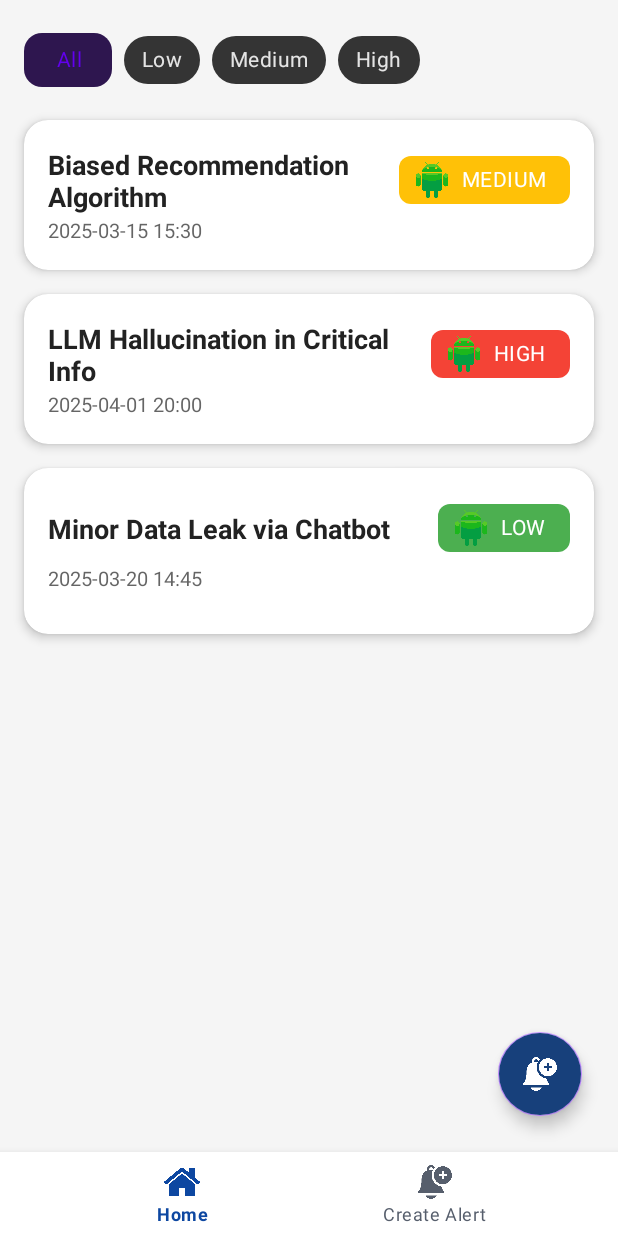
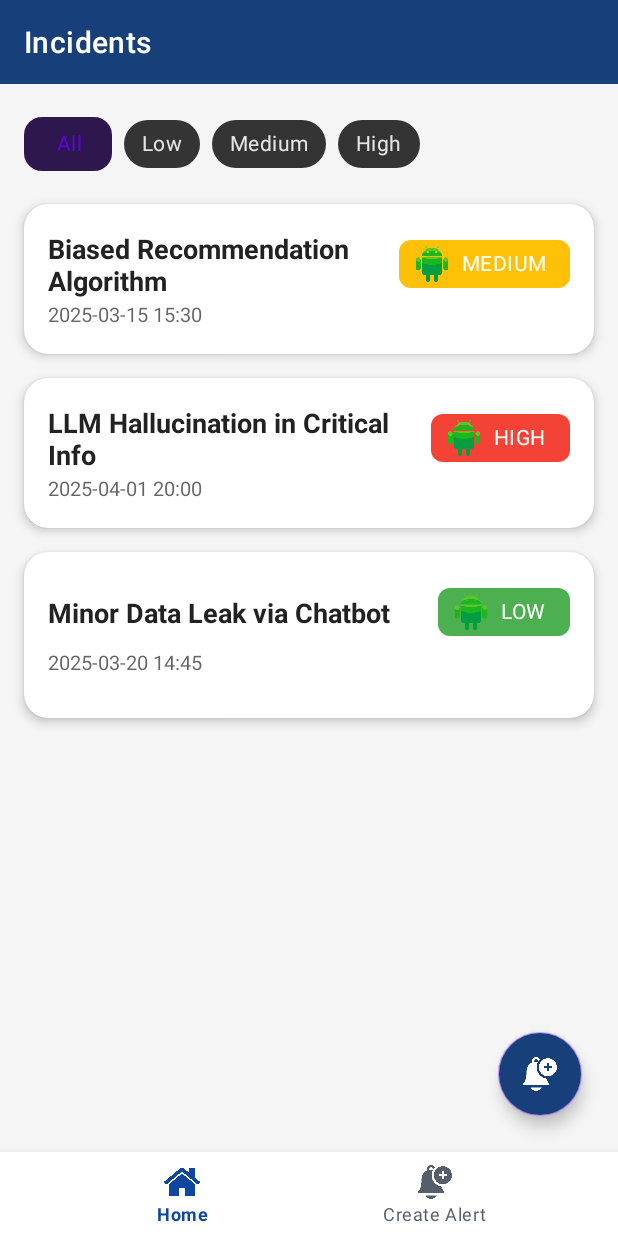
Before and after one commit to Amartyakaushik/AIWatchdog, an Android app: the screen it shows after launch (MainActivity), on a phone screen of 412 x 824 dp. Run offline under Robolectric (Android 15) with nearby library versions, the phone set to English and light mode, and no system bars; our stand-ins replace navigation-ui.

Commit message:
encountered the issue of toolbar visibility (replaced coordinate layout with constraint layout to avoid fragment layout overlapping).

```diff
--- a/app/src/main/res/layout/activity_main.xml
+++ b/app/src/main/res/layout/activity_main.xml
@@ -1,5 +1,5 @@
 <?xml version="1.0" encoding="utf-8"?>
-<androidx.coordinatorlayout.widget.CoordinatorLayout xmlns:android="http://schemas.android.com/apk/res/android"
+<androidx.constraintlayout.widget.ConstraintLayout xmlns:android="http://schemas.android.com/apk/res/android"
     xmlns:app="http://schemas.android.com/apk/res-auto"
     android:layout_width="match_parent"
     android:layout_height="match_parent"
@@ -7,29 +7,37 @@
 
     <androidx.appcompat.widget.Toolbar
         android:id="@+id/toolbar"
-        android:layout_width="match_parent"
+        android:layout_width="0dp"
         android:layout_height="?attr/actionBarSize"
         android:background="@color/primary"
         app:titleTextColor="@color/onPrimary"
-        app:popupTheme="@style/ThemeOverlay.AppCompat.Light" />
+        app:popupTheme="@style/ThemeOverlay.AppCompat.Light"
+        app:layout_constraintTop_toTopOf="parent"
+        app:layout_constraintStart_toStartOf="parent"
+        app:layout_constraintEnd_toEndOf="parent" />
 
     <androidx.fragment.app.FragmentContainerView
         android:id="@+id/fragmentContainer"
         android:name="androidx.navigation.fragment.NavHostFragment"
-        android:layout_width="match_parent"
-        android:layout_height="match_parent"
-        android:layout_marginBottom="56dp"
+        android:layout_width="0dp"
+        android:layout_height="0dp"
         app:navGraph="@navigation/nav_graph"
-        app:defaultNavHost="true" />
+        app:defaultNavHost="true"
+        app:layout_constraintTop_toBottomOf="@id/toolbar"
+        app:layout_constraintBottom_toTopOf="@id/bottomNavigation"
+        app:layout_constraintStart_toStartOf="parent"
+        app:layout_constraintEnd_toEndOf="parent" />
 
     <com.google.android.material.bottomnavigation.BottomNavigationView
         android:id="@+id/bottomNavigation"
-        android:layout_width="match_parent"
+        android:layout_width="0dp"
         android:layout_height="56dp"
-        android:layout_gravity="bottom"
         app:menu="@menu/bottom_nav_menu"
         android:background="@color/surface"
         app:itemIconTint="@color/nav_item_color"
-        app:itemTextColor="@color/nav_item_color" />
+        app:itemTextColor="@color/nav_item_color"
+        app:layout_constraintBottom_toBottomOf="parent"
+        app:layout_constraintStart_toStartOf="parent"
+        app:layout_constraintEnd_toEndOf="parent" />
 
-</androidx.coordinatorlayout.widget.CoordinatorLayout>
+</androidx.constraintlayout.widget.ConstraintLayout>
```
Also changed, not shown: app/src/main/java/com/example/aiwatchdog/MainActivity.kt (+0 -31 lines).
